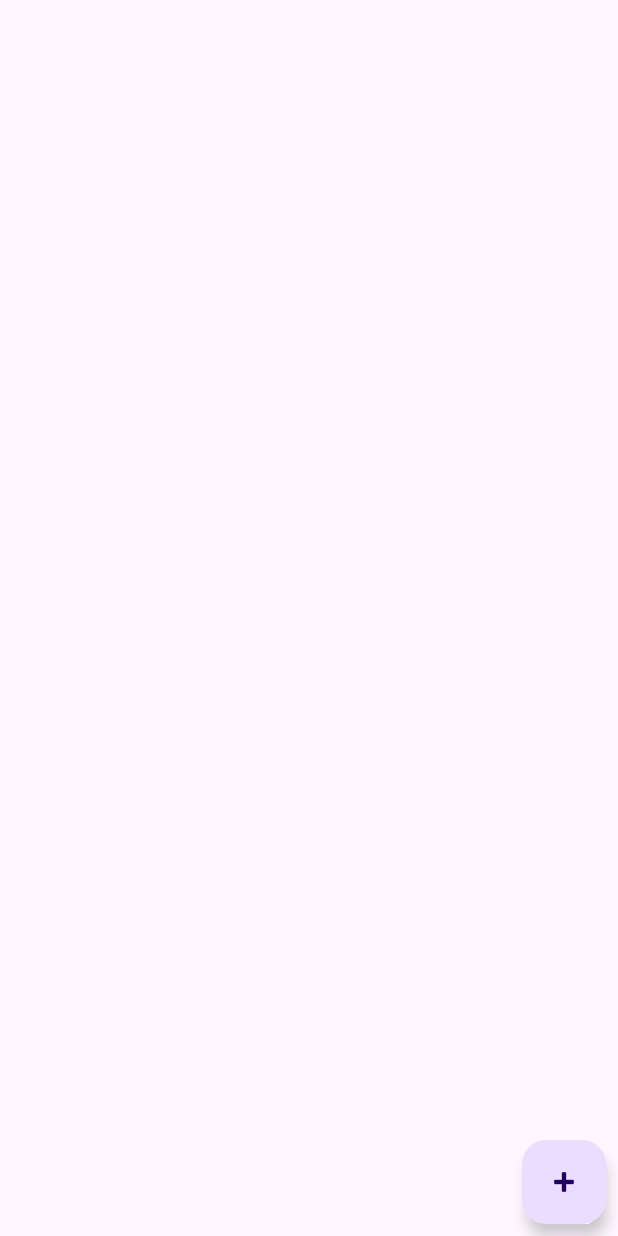
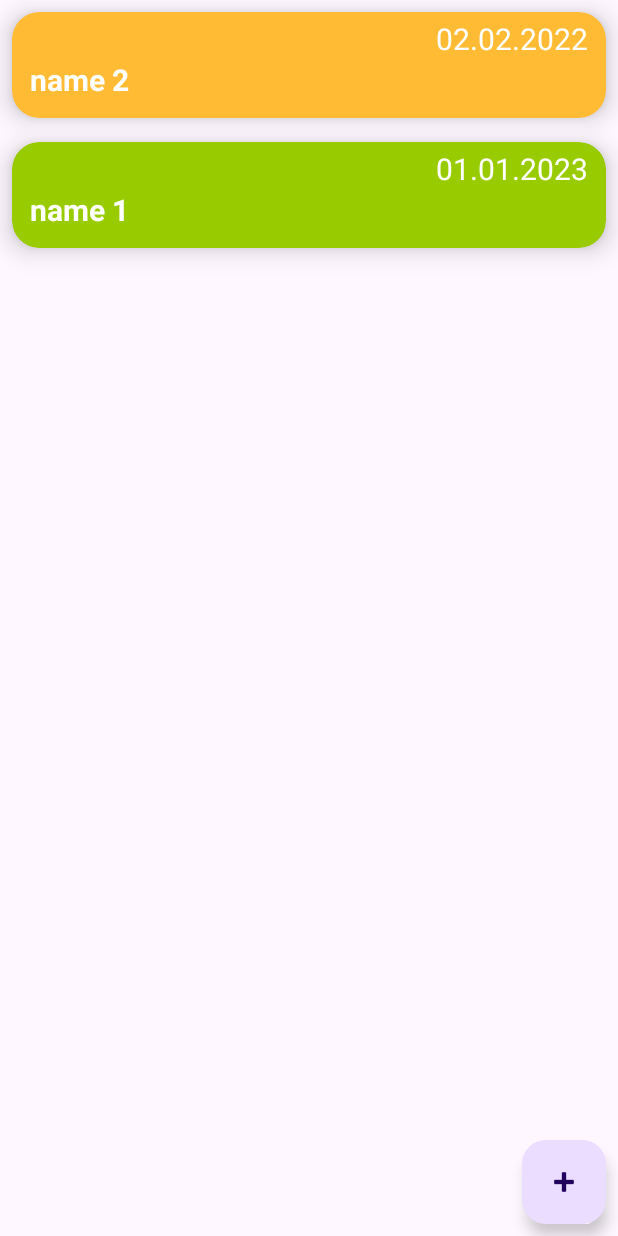
Before and after one commit to nick7v/shoppingList, an Android app: the screen it shows after launch (MainActivity), on a phone screen of 412 x 824 dp. Run offline under Robolectric (Android 15) with nearby library versions, the phone set to English and light mode, and no system bars; our stand-ins replace Room's generated code.

Commit message:
Implemented RV of 1 Activity, Adapter, ViewModel

```diff
--- a/app/build.gradle.kts
+++ b/app/build.gradle.kts
@@ -14,6 +14,10 @@ android {
         targetSdk = 34
         versionCode = 1
         versionName = "1.0"
+
+       /* kapt {
+            arguments {arg("room.schemaLocation", "$projectDir/schemas")}
+        }*/
 
         testInstrumentationRunner = "androidx.test.runner.AndroidJUnitRunner"
     }
--- a/app/src/main/java/com/lnick7v/shoppinglist/Basket.kt
+++ b/app/src/main/java/com/lnick7v/shoppinglist/Basket.kt
@@ -8,8 +8,8 @@ class Basket(
     @field: PrimaryKey(autoGenerate = true)
     val id: Int,
     val name: String,
-    val date: String,
-    val products: Product
+    val priority: Int,
+    val date: String
 ) {
-    constructor(name: String, date: String, products: Product): this(0, name, date, products)
+    constructor(name: String, priority: Int, date: String): this(0, name, priority, date)
 }
--- /dev/null
+++ b/app/src/main/java/com/lnick7v/shoppinglist/BasketsAdapter.kt
@@ -0,0 +1,55 @@
+package com.lnick7v.shoppinglist
+
+import android.view.LayoutInflater
+import android.view.View
+import android.view.ViewGroup
+import android.widget.TextView
+import androidx.cardview.widget.CardView
+import androidx.core.content.ContextCompat
+import androidx.recyclerview.widget.RecyclerView
+
+class BasketsAdapter: RecyclerView.Adapter<BasketsAdapter.BasketsViewHolder>() {
+    private var baskets = listOf<Basket>()
+
+    fun getBaskets(): List<Basket> {
+        return ArrayList(baskets)
+    }
+
+    fun setBaskets(baskets: List<Basket>){
+        this.baskets = baskets
+        notifyDataSetChanged()
+    }
+
+    class BasketsViewHolder(view: View): RecyclerView.ViewHolder(view) {
+        var textViewBasket = view.findViewById<TextView>(R.id.textViewBasket)
+        var textViewBasketDate = view.findViewById<TextView>(R.id.textViewBasketDate)
+        var cardViewBasketItem = view.findViewById<CardView>(R.id.cardViewBasketItem)
+    }
+
+    override fun onCreateViewHolder(parent: ViewGroup, viewType: Int): BasketsViewHolder {
+        val view = LayoutInflater.from(parent.context)
+            .inflate(R.layout.basket_item, parent, false)
+        return BasketsViewHolder(view)
+    }
+
+    override fun onBindViewHolder(holder: BasketsViewHolder, position: Int) {
+        val basket = baskets[position]
+        holder.textViewBasket.text = basket.name
+        holder.textViewBasketDate.text = basket.date
+
+        //block of code for assigning the background color to cardView
+        val colorResId = when (basket.priority) {
+            0 -> android.R.color.holo_green_light
+            1 -> android.R.color.holo_orange_light
+            else -> android.R.color.holo_red_light
+        }
+        holder.cardViewBasketItem
+            .setCardBackgroundColor(ContextCompat.getColor(holder.itemView.context, colorResId))
+    }
+
+    override fun getItemCount(): Int {
+        return baskets.size
+    }
+
+
+}
--- /dev/null
+++ b/app/src/main/java/com/lnick7v/shoppinglist/BasketsProductsDatabase.kt
@@ -0,0 +1,24 @@
+package com.lnick7v.shoppinglist
+
+import android.app.Application
+import androidx.room.Database
+import androidx.room.Room
+import androidx.room.RoomDatabase
+
+const val DB_NAME = "baskets_products.db"
+@Database (entities = [Basket::class/*, Product::class*/], version = 2, exportSchema = false)
+abstract class BasketsProductsDatabase: RoomDatabase() {
+    companion object {
+        private var instance: BasketsProductsDatabase? = null
+        fun getInstance(application: Application): BasketsProductsDatabase {
+            if (instance == null) {
+                instance = Room.databaseBuilder(application, BasketsProductsDatabase::class.java, DB_NAME )
+                    .fallbackToDestructiveMigration()  // при изменении версии БД - удалять данные
+                    .build()
+            }
+            return instance!!
+        }
+    }
+   // abstract fun ProductsDao(): ProductsDao
+    abstract fun BasketDao(): BasketDao
+}
--- a/app/src/main/java/com/lnick7v/shoppinglist/MainActivity.kt
+++ b/app/src/main/java/com/lnick7v/shoppinglist/MainActivity.kt
@@ -2,10 +2,67 @@ package com.lnick7v.shoppinglist
 
 import androidx.appcompat.app.AppCompatActivity
 import android.os.Bundle
+import androidx.lifecycle.Observer
+import androidx.lifecycle.ViewModelProvider
+import androidx.recyclerview.widget.ItemTouchHelper
+import androidx.recyclerview.widget.RecyclerView
+import com.google.android.material.floatingactionbutton.FloatingActionButton
 
 class MainActivity : AppCompatActivity() {
+    lateinit var buttonAddBasket: FloatingActionButton
+    lateinit var recyclerViewBasket: RecyclerView
+    lateinit var basketsAdapter: BasketsAdapter
+    lateinit var mainViewModel: MainViewModel
     override fun onCreate(savedInstanceState: Bundle?) {
         super.onCreate(savedInstanceState)
         setContentView(R.layout.activity_main)
+        mainViewModel = ViewModelProvider(this)[MainViewModel::class.java]
+        initViews()
+        basketsAdapter = BasketsAdapter()
+        recyclerViewBasket.adapter = basketsAdapter
+
+        mainViewModel.getBaskets().observe(this, Observer { baskets ->
+            basketsAdapter.setBaskets(baskets)
+        })
+
+
+        mainViewModel.add(Basket("name 1", 0,"01.01.2023" ))
+        mainViewModel.add(Basket("name 2", 1,"02.02.2022" ))
+
+
+
+
+
+        val itemTouchHelper = ItemTouchHelper(object: ItemTouchHelper
+            .SimpleCallback(0, ItemTouchHelper.LEFT or ItemTouchHelper.RIGHT){
+            override fun onMove(
+                recyclerView: RecyclerView,
+                viewHolder: RecyclerView.ViewHolder,
+                target: RecyclerView.ViewHolder
+            ): Boolean {
+                return false
+            }
+
+            override fun onSwiped(viewHolder: RecyclerView.ViewHolder, direction: Int) {
+                val position = viewHolder.adapterPosition
+                val basket = basketsAdapter.getBaskets()[position]
+                mainViewModel.remove(basket)
+            }
+
+        })
+        itemTouchHelper.attachToRecyclerView(recyclerViewBasket)
+
+
+        buttonAddBasket.setOnClickListener {
+            startActivity(AddBasketActivity.newIntent(this))
+        }
+    }
+
+
+
+    private fun initViews() {
+        buttonAddBasket = findViewById(R.id.buttonAddBasket)
+        recyclerViewBasket = findViewById(R.id.recyclerViewBasket)
+
     }
 }
--- /dev/null
+++ b/app/src/main/java/com/lnick7v/shoppinglist/MainViewModel.kt
@@ -0,0 +1,21 @@
+package com.lnick7v.shoppinglist
+
+import android.app.Application
+import androidx.lifecycle.AndroidViewModel
+import androidx.lifecycle.LiveData
+
+class MainViewModel(application: Application): AndroidViewModel(application) {
+    private val basketsProductsDatabase = BasketsProductsDatabase.getInstance(application)
+
+    fun getBaskets(): LiveData<List<Basket>> {
+        return basketsProductsDatabase.BasketDao().getBaskets()
+    }
+
+    fun remove (basket: Basket) {
+        Thread {basketsProductsDatabase.BasketDao().remove(basket.id)}.start()
+    }
+
+    fun add (basket: Basket) {
+        Thread { basketsProductsDatabase.BasketDao().add(basket)}.start() ///!!!!!!!!!!!!!!!!
+    }
+}
--- a/app/src/main/res/layout/activity_main.xml
+++ b/app/src/main/res/layout/activity_main.xml
@@ -7,7 +7,7 @@
     tools:context=".MainActivity">
 
     <androidx.recyclerview.widget.RecyclerView
-        android:id="@+id/recyclerViewNotes"
+        android:id="@+id/recyclerViewBasket"
         android:layout_width="match_parent"
         android:layout_height="match_parent"
         app:layoutManager="androidx.recyclerview.widget.LinearLayoutManager"
@@ -15,7 +15,7 @@
         tools:listitem="@layout/basket_item" />
 
     <com.google.android.material.floatingactionbutton.FloatingActionButton
-        android:id="@+id/buttonAddNote"
+        android:id="@+id/buttonAddBasket"
         android:layout_width="wrap_content"
         android:layout_height="wrap_content"
         android:layout_marginEnd="8dp"
--- a/app/src/main/res/layout/basket_item.xml
+++ b/app/src/main/res/layout/basket_item.xml
@@ -2,18 +2,18 @@
 <androidx.cardview.widget.CardView xmlns:android="http://schemas.android.com/apk/res/android"
     xmlns:app="http://schemas.android.com/apk/res-auto"
     xmlns:tools="http://schemas.android.com/tools"
-    android:id="@+id/basketItem"
+    android:id="@+id/cardViewBasketItem"
     android:layout_width="match_parent"
     android:layout_height="wrap_content"
     android:layout_margin="8dp"
     app:cardCornerRadius="18dp"
-    app:cardElevation="10dp"
-    tools:backgroundTint="@android:color/holo_green_light">
+    app:cardElevation="10dp">
 
     <androidx.constraintlayout.widget.ConstraintLayout
         android:layout_width="match_parent"
         android:layout_height="match_parent"
-        android:padding="4dp">
+        android:padding="4dp"
+        tools:background="@android:color/holo_green_light">
 
         <TextView
             android:id="@+id/textViewBasket"
```
Also changed, not shown: app/src/main/java/com/lnick7v/shoppinglist/AddBasketActivity.kt (+12 -0 lines), app/src/main/java/com/lnick7v/shoppinglist/Product.kt (+16 -4 lines).
